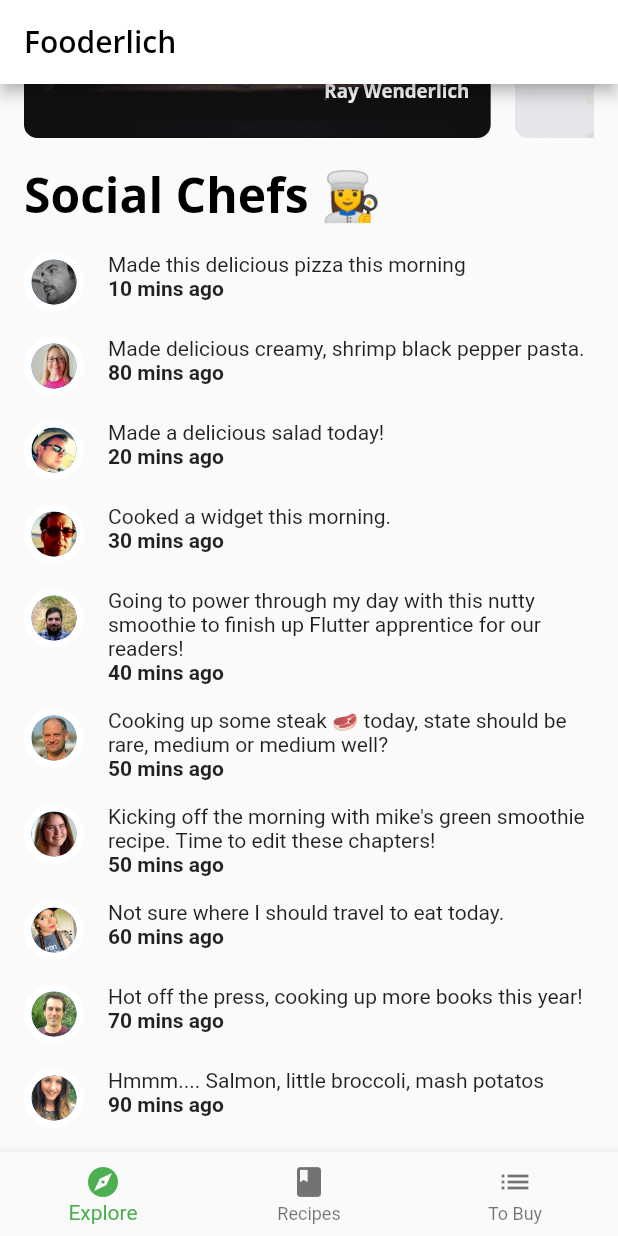
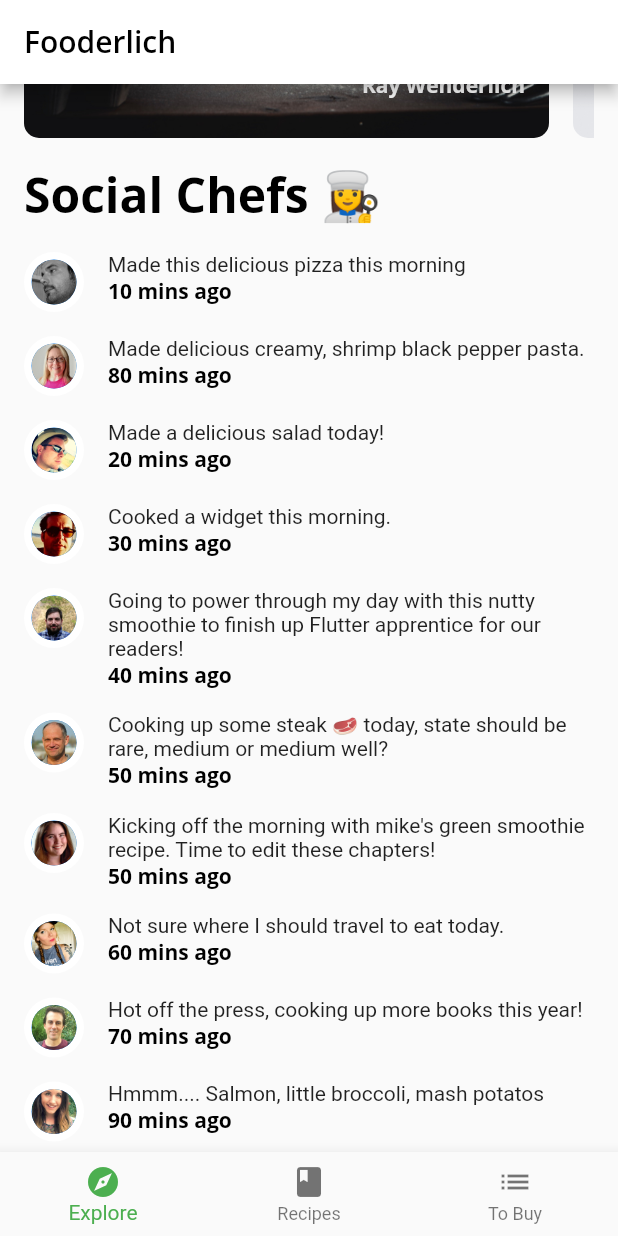
Before and after one commit to rebeccazee/fooderlich, a Flutter app: the screen it shows after launch, scrolled down 440 dp, on a phone screen of 412 x 824 dp. Run offline on Flutter 3.47's test engine with Material 2 defaults, Android fonts, the phone set to English and light mode, and no system bars; our stand-ins replace google_fonts; project files that could hold a hidden picture were left out.

Commit message:
6.1 Getting started

```diff
--- a/lib/api/mock_fooderlich_service.dart
+++ b/lib/api/mock_fooderlich_service.dart
@@ -17,10 +17,11 @@ class MockFooderlichService {
   // Get sample explore recipes json to display in ui
   Future<List<ExploreRecipe>> _getTodayRecipes() async {
     // Simulate api request wait time
-    await Future.delayed(const Duration(milliseconds: 1000));
+    await Future.delayed(const Duration(milliseconds: 300));
     // Load json from file system
-    final dataString =
-        await _loadAsset('assets/sample_data/sample_explore_recipes.json');
+    final dataString = await _loadAsset(
+      'assets/sample_data/sample_explore_recipes.json',
+    );
     // Decode to json
     final Map<String, dynamic> json = jsonDecode(dataString);
 
@@ -39,7 +40,7 @@ class MockFooderlichService {
   // Get the sample friend json posts to display in ui
   Future<List<Post>> _getFriendFeed() async {
     // Simulate api request wait time
-    await Future.delayed(const Duration(milliseconds: 1000));
+    await Future.delayed(const Duration(milliseconds: 300));
     // Load json from file system
     final dataString =
         await _loadAsset('assets/sample_data/sample_friends_feed.json');
@@ -61,7 +62,7 @@ class MockFooderlichService {
   // Get the sample recipe json to display in ui
   Future<List<SimpleRecipe>> getRecipes() async {
     // Simulate api request wait time
-    await Future.delayed(const Duration(milliseconds: 1000));
+    await Future.delayed(const Duration(milliseconds: 300));
     // Load json from file system
     final dataString =
         await _loadAsset('assets/sample_data/sample_recipes.json');
--- a/lib/components/components.dart
+++ b/lib/components/components.dart
@@ -3,8 +3,8 @@ export 'card1.dart';
 export 'card2.dart';
 export 'card3.dart';
 export 'circle_image.dart';
-export 'today_recipe_list_view.dart';
+export 'friend_post_list_view.dart';
 export 'friend_post_tile.dart';
-export 'friend_post_list_view.dart';
 export 'recipe_thumbnail.dart';
 export 'recipes_grid_view.dart';
+export 'today_recipe_list_view.dart';
--- a/lib/components/friend_post_list_view.dart
+++ b/lib/components/friend_post_list_view.dart
@@ -1,10 +1,9 @@
 import 'package:flutter/material.dart';
 
+import '../components/components.dart';
 import '../models/models.dart';
-import 'components.dart';
 
 class FriendPostListView extends StatelessWidget {
-  // 1
   final List<Post> friendPosts;
 
   const FriendPostListView({
@@ -14,43 +13,33 @@ class FriendPostListView extends StatelessWidget {
 
   @override
   Widget build(BuildContext context) {
-    // 2
     return Padding(
       padding: const EdgeInsets.only(
         left: 16,
         right: 16,
         top: 0,
       ),
-      // 3
       child: Column(
         crossAxisAlignment: CrossAxisAlignment.start,
         children: [
-          // 4
-          Text('Social Chefs 👩‍🍳',
-              style: Theme.of(context).textTheme.headline1),
-          // 5
+          Text(
+            'Social Chefs 👩‍🍳',
+            style: Theme.of(context).textTheme.headline1,
+          ),
           const SizedBox(height: 16),
-          // 1
           ListView.separated(
-            // 2
               primary: false,
-            // 3
               physics: const NeverScrollableScrollPhysics(),
-            // 4
               shrinkWrap: true,
               scrollDirection: Axis.vertical,
               itemCount: friendPosts.length,
               itemBuilder: (context, index) {
-              // 5
                 final post = friendPosts[index];
                 return FriendPostTile(post: post);
               },
               separatorBuilder: (context, index) {
-              // 6
                 return const SizedBox(height: 16);
-            },
-          ),
-          // 6
+              }),
           const SizedBox(height: 16),
         ],
       ),
--- a/lib/components/friend_post_tile.dart
+++ b/lib/components/friend_post_tile.dart
@@ -13,30 +13,23 @@ class FriendPostTile extends StatelessWidget {
 
   @override
   Widget build(BuildContext context) {
-    // 1
     return Row(
       crossAxisAlignment: CrossAxisAlignment.start,
       mainAxisAlignment: MainAxisAlignment.start,
       children: [
-        // 2
         CircleImage(
-          imageProvider: AssetImage(post.profileImageUrl),
+          imageProvider: AssetImage('${post.profileImageUrl}'),
           imageRadius: 20,
         ),
-        // 3
         const SizedBox(width: 16),
-        // 4
         Expanded(
-          // 5
           child: Column(
             crossAxisAlignment: CrossAxisAlignment.start,
             children: [
-              // 6
               Text(post.comment),
-              // 7
               Text(
                 '${post.timestamp} mins ago',
-                style: const TextStyle(fontWeight: FontWeight.w700),
+                style: Theme.of(context).textTheme.bodyText1,
               ),
             ],
           ),
--- a/lib/components/recipes_grid_view.dart
+++ b/lib/components/recipes_grid_view.dart
@@ -4,7 +4,6 @@ import '../components/components.dart';
 import '../models/models.dart';
 
 class RecipesGridView extends StatelessWidget {
-  // 1
   final List<SimpleRecipe> recipes;
 
   const RecipesGridView({
@@ -14,22 +13,17 @@ class RecipesGridView extends StatelessWidget {
 
   @override
   Widget build(BuildContext context) {
-    // 2
     return Padding(
       padding: const EdgeInsets.only(
         left: 16,
         right: 16,
         top: 16,
       ),
-      // 3
       child: GridView.builder(
-        // 4
         itemCount: recipes.length,
-        // 5
         gridDelegate:
             const SliverGridDelegateWithFixedCrossAxisCount(crossAxisCount: 2),
         itemBuilder: (context, index) {
-          // 6
           final simpleRecipe = recipes[index];
           return RecipeThumbnail(recipe: simpleRecipe);
         },
--- a/lib/components/today_recipe_list_view.dart
+++ b/lib/components/today_recipe_list_view.dart
@@ -1,11 +1,9 @@
 import 'package:flutter/material.dart';
 
-// 1
 import '../components/components.dart';
 import '../models/models.dart';
 
 class TodayRecipeListView extends StatelessWidget {
-  // 2
   final List<ExploreRecipe> recipes;
 
   const TodayRecipeListView({
@@ -15,42 +13,31 @@ class TodayRecipeListView extends StatelessWidget {
 
   @override
   Widget build(BuildContext context) {
-    // 3
     return Padding(
       padding: const EdgeInsets.only(
         left: 16,
         right: 16,
         top: 16,
       ),
-      // 4
       child: Column(
         crossAxisAlignment: CrossAxisAlignment.start,
         children: [
-          // 5
-          Text('Recipes of the Day 🍳',
-              style: Theme.of(context).textTheme.headline1),
-          // 6
+          Text(
+            'Recipes of the Day 🍳',
+            style: Theme.of(context).textTheme.headline1,
+          ),
           const SizedBox(height: 16),
-          // 7
           Container(
             height: 400,
-            // 1
             color: Colors.transparent,
-            // 2
             child: ListView.separated(
-              // 3
               scrollDirection: Axis.horizontal,
-              // 4
               itemCount: recipes.length,
-              // 5
               itemBuilder: (context, index) {
-                // 6
                 final recipe = recipes[index];
-                return FittedBox(child: buildCard(recipe));
+                return buildCard(recipe);
               },
-              // 7
               separatorBuilder: (context, index) {
-                // 8
                 return const SizedBox(width: 16);
               },
             ),
@@ -68,7 +55,7 @@ class TodayRecipeListView extends StatelessWidget {
     } else if (recipe.cardType == RecipeCardType.card3) {
       return Card3(recipe: recipe);
     } else {
-      throw Exception('This card doesn\'t exist yet');
+      throw Exception("This card doesn't exist yet");
     }
   }
 }
--- a/lib/home.dart
+++ b/lib/home.dart
@@ -16,6 +16,7 @@ class _HomeState extends State<Home> {
   static List<Widget> pages = <Widget>[
     ExploreScreen(),
     RecipesScreen(),
+    // TODO 1: Replace with grocery screen
     Container(color: Colors.blue),
   ];
 
@@ -27,6 +28,7 @@ class _HomeState extends State<Home> {
 
   @override
   Widget build(BuildContext context) {
+    // TODO 9: Wrap inside a Consumer Widget
     return Scaffold(
       appBar: AppBar(
         title: Text(
--- a/lib/main.dart
+++ b/lib/main.dart
@@ -9,12 +9,14 @@ void main() {
 
 class Fooderlich extends StatelessWidget {
   const Fooderlich({Key? key}) : super(key: key);
+
   @override
   Widget build(BuildContext context) {
     final theme = FooderlichTheme.light();
     return MaterialApp(
       theme: theme,
       title: 'Fooderlich',
+      // TODO 8: Replace this with MultiProvider
       home: const Home(),
     );
   }
--- a/lib/models/models.dart
+++ b/lib/models/models.dart
@@ -1,4 +1,4 @@
+export 'explore_data.dart';
 export 'explore_recipe.dart';
 export 'post.dart';
 export 'simple_recipe.dart';
-export 'explore_data.dart';
--- a/lib/screens/explore_screen.dart
+++ b/lib/screens/explore_screen.dart
@@ -1,40 +1,26 @@
 import 'package:flutter/material.dart';
 
+import '../api/mock_fooderlich_service.dart';
 import '../components/components.dart';
 import '../models/models.dart';
-import '../api/mock_fooderlich_service.dart';
 
 class ExploreScreen extends StatelessWidget {
-  // 1
   final mockService = MockFooderlichService();
 
   ExploreScreen({Key? key}) : super(key: key);
 
   @override
   Widget build(BuildContext context) {
-    // 1
     return FutureBuilder(
-      // 2
       future: mockService.getExploreData(),
-      // 3
       builder: (context, AsyncSnapshot<ExploreData> snapshot) {
-        // 4
         if (snapshot.connectionState == ConnectionState.done) {
-          // 5
-          return ListView(
-            // 6
-            scrollDirection: Axis.vertical,
-            children: [
-              // 7
-              TodayRecipeListView(recipes: snapshot.data?.todayRecipes ?? []),
-              // 8
-              const SizedBox(height: 16),
-              // 9
-              FriendPostListView(friendPosts: snapshot.data?.friendPosts ?? []),
-            ],
-          );
+          return ListView(scrollDirection: Axis.vertical, children: [
+            TodayRecipeListView(recipes: snapshot.data?.todayRecipes ?? []),
+            const SizedBox(height: 16),
+            FriendPostListView(friendPosts: snapshot.data?.friendPosts ?? [])
+          ]);
         } else {
-          // 10
           return const Center(child: CircularProgressIndicator());
         }
       },
--- a/pubspec.yaml
+++ b/pubspec.yaml
@@ -24,3 +24,4 @@ flutter:
     - assets/magazine_pics/
     - assets/sample_data/
     - assets/profile_pics/
+    - assets/fooderlich_assets/
```
Also changed, not shown: lib/components/card3.dart (+11 -8 lines), lib/components/recipe_thumbnail.dart (+0 -7 lines), lib/screens/recipes_screen.dart (+1 -7 lines), assets/fooderlich_assets/empty_list.png (added). Lines whose indentation alone changed are shown as unchanged.
